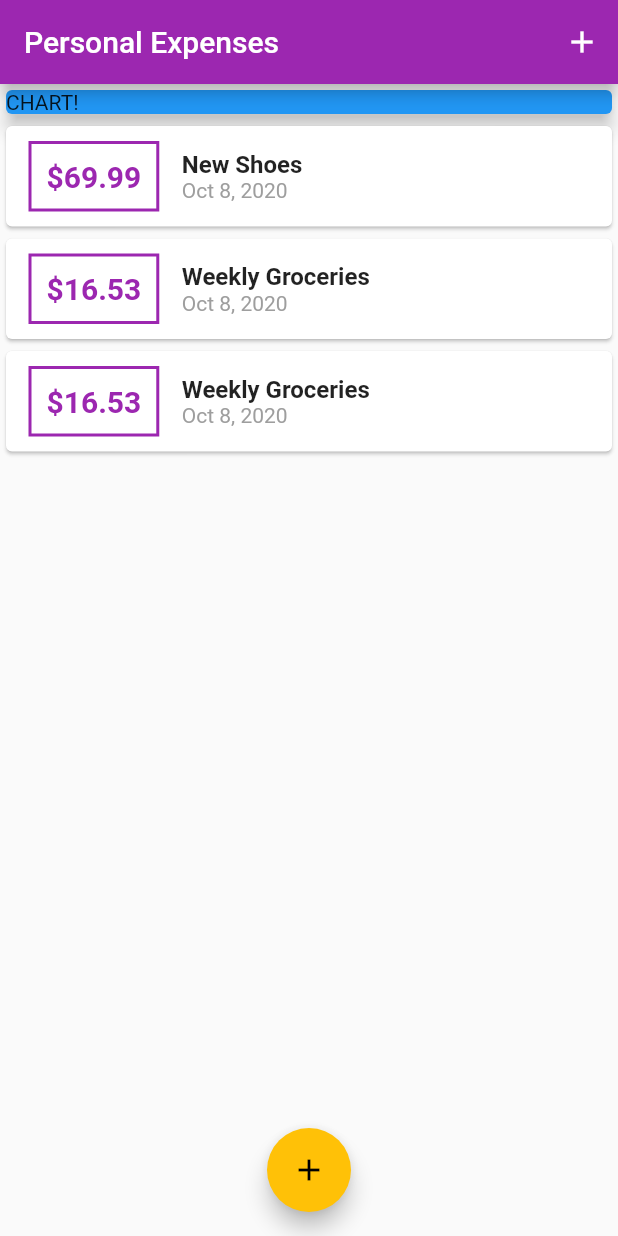
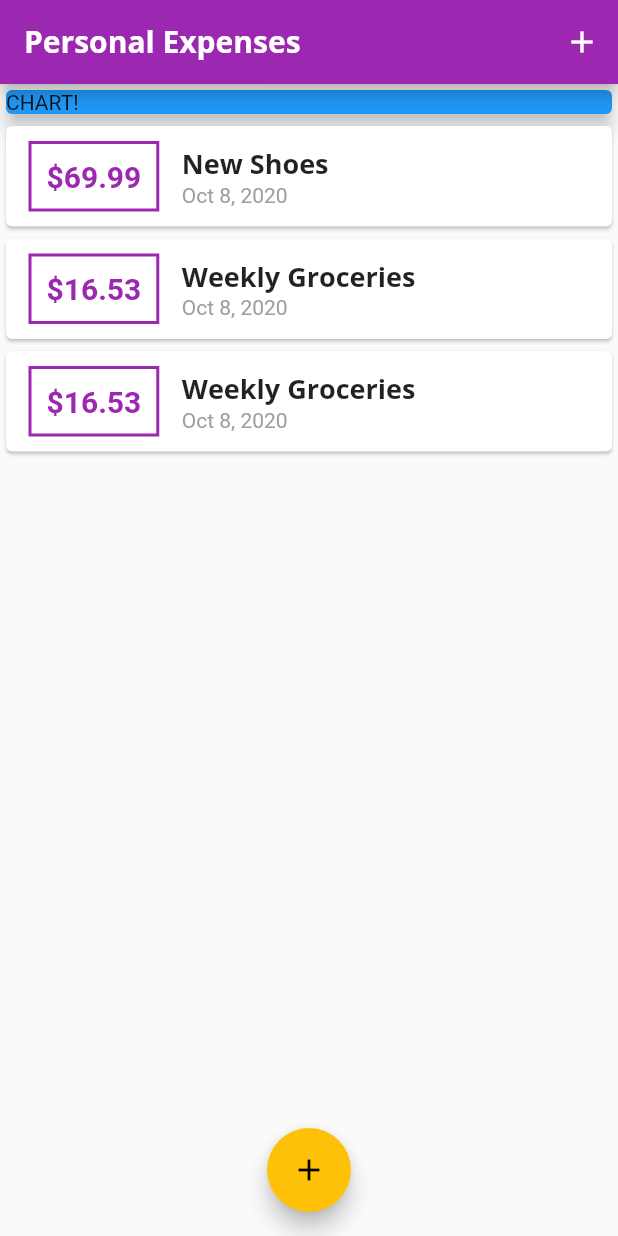
Before and after one commit to Kalam031/personal_expense_app, a Flutter app: the screen it shows after launch, on a phone screen of 412 x 824 dp. Run offline on Flutter 3.47's test engine with Material 2 defaults, Android fonts, the phone set to English and light mode, and no system bars.

Commit message:
adding custom text font

```diff
--- a/lib/main.dart
+++ b/lib/main.dart
@@ -9,11 +9,28 @@ class MyApp extends StatelessWidget {
   @override
   Widget build(BuildContext context) {
     return MaterialApp(
+      title: 'Personal Expenses',
       theme: ThemeData(
         primarySwatch: Colors.purple,
         accentColor: Colors.amber,
+        fontFamily: 'Quicksand',
+        textTheme: ThemeData.light().textTheme.copyWith(
+              title: TextStyle(
+                fontFamily: 'OpenSans',
+                fontWeight: FontWeight.bold,
+                fontSize: 18,
+              ),
+            ),
+        appBarTheme: AppBarTheme(
+          textTheme: ThemeData.light().textTheme.copyWith(
+                title: TextStyle(
+                  fontFamily: 'OpenSans',
+                  fontSize: 20,
+                  fontWeight: FontWeight.bold,
+                ),
+              ),
+        ),
       ),
-      title: 'Personal Expenses',
       home: MyHomePage(),
     );
   }
@@ -82,7 +99,9 @@ class _MyHomePageState extends State<MyHomePage> {
         title: Text('Personal Expenses'),
         actions: [
           IconButton(
-            icon: Icon(Icons.add),
+            icon: Icon(
+              Icons.add,
+            ),
             onPressed: () => _startAddNewTransaction(context),
           ),
         ],
--- a/lib/widgets/new_transaction.dart
+++ b/lib/widgets/new_transaction.dart
@@ -11,7 +11,6 @@ class NewTransaction extends StatefulWidget {
 
 class _NewTransactionState extends State<NewTransaction> {
   final titleController = TextEditingController();
-
   final amountController = TextEditingController();
 
   void submitData() {
--- a/lib/widgets/transaction_list.dart
+++ b/lib/widgets/transaction_list.dart
@@ -42,10 +42,7 @@ class TransactionList extends StatelessWidget {
                   children: [
                     Text(
                       transactions[index].title,
-                      style: TextStyle(
-                        fontSize: 16,
-                        fontWeight: FontWeight.bold,
-                      ),
+                      style: Theme.of(context).textTheme.title,
                     ),
                     Text(
                       DateFormat.yMMMd().format(transactions[index].date),
```
Also changed, not shown: pubspec.yaml (+11 -6 lines), assets/fonts/OpenSans-Bold.ttf (added), assets/fonts/OpenSans-Regular.ttf (added), assets/fonts/Quicksand-Bold.ttf (added), assets/fonts/Quicksand-Light.ttf (added), assets/fonts/Quicksand-Medium.ttf (added), assets/fonts/Quicksand-Regular.ttf (added).
